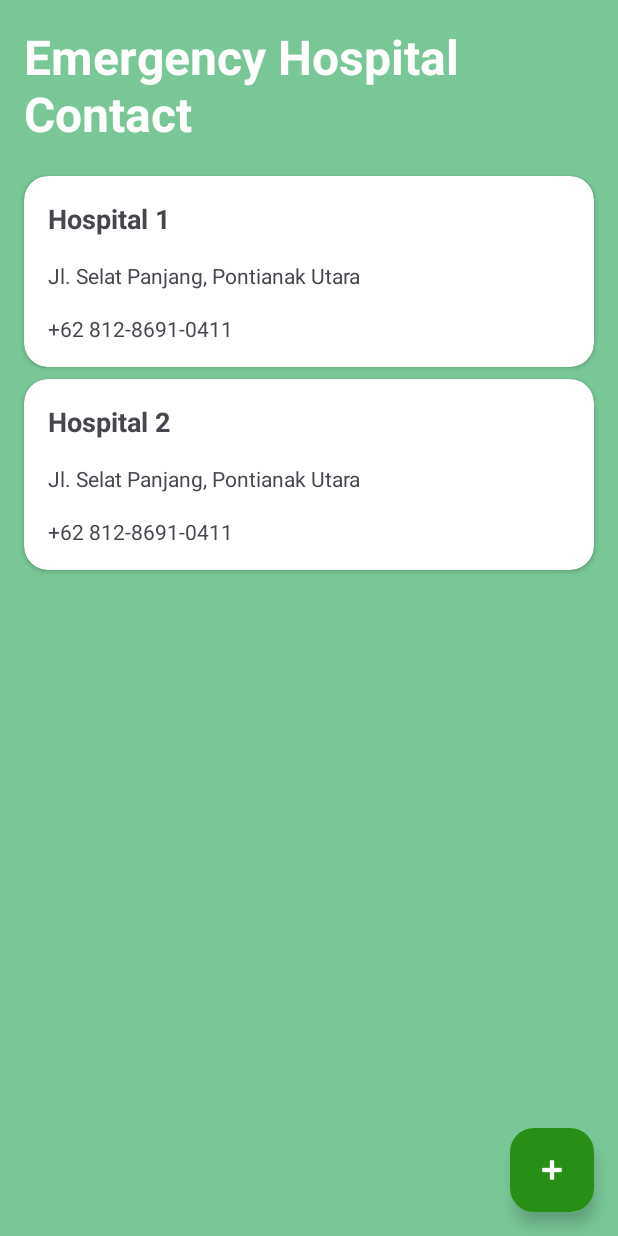
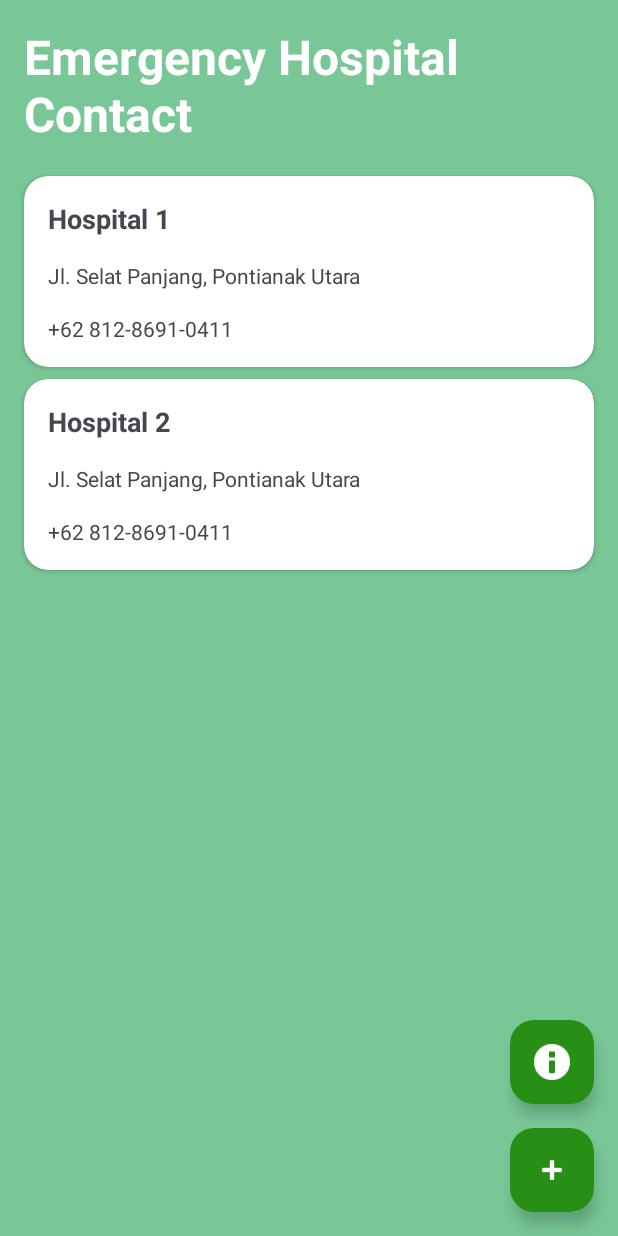
Before and after one commit to mukhlisakb/Medical-Info-App, an Android app: the screen it shows after launch (MainActivity), on a phone screen of 412 x 824 dp. Run offline under Robolectric (Android 15) with nearby library versions, the phone set to English and light mode, and no system bars.

Commit message:
feat: Adding about and Button About

```diff
--- a/app/src/main/AndroidManifest.xml
+++ b/app/src/main/AndroidManifest.xml
@@ -13,6 +13,9 @@
         android:theme="@style/Theme.Medicalinfoapps"
         tools:targetApi="31">
         <activity
+            android:name=".about.AboutActivity"
+            android:exported="false" />
+        <activity
             android:name=".main.MainActivity"
             android:exported="true">
             <intent-filter>
--- a/app/src/main/java/com/example/medicalinfoapps/main/MainFragment.kt
+++ b/app/src/main/java/com/example/medicalinfoapps/main/MainFragment.kt
@@ -10,38 +10,25 @@ import android.view.ViewGroup
 import androidx.core.os.bundleOf
 import androidx.navigation.fragment.findNavController
 import androidx.recyclerview.widget.LinearLayoutManager
-import androidx.recyclerview.widget.RecyclerView
 import com.example.medicalinfoapps.R
+import com.example.medicalinfoapps.about.AboutActivity
 import com.example.medicalinfoapps.common.MedicalInfo
-import com.google.android.material.floatingactionbutton.FloatingActionButton
-
-private const val ARG_PARAM1 = "param1"
-private const val ARG_PARAM2 = "param2"
-
+import com.example.medicalinfoapps.databinding.FragmentMainBinding
 
 class MainFragment : Fragment(), MedicalInfoListener {
-    // TODO: Rename and change types of parameters
-    private var param1: String? = null
-    private var param2: String? = null
 
-    private lateinit var rvMedicalInfo: RecyclerView
-    private lateinit var febAddData: FloatingActionButton
+    private var _binding: FragmentMainBinding? = null
+    private val binding get() = _binding!!
+
     private lateinit var adapter: MedicalInfoAdapter
-
-    override fun onCreate(savedInstanceState: Bundle?) {
-        super.onCreate(savedInstanceState)
-        arguments?.let {
-            param1 = it.getString(ARG_PARAM1)
-            param2 = it.getString(ARG_PARAM2)
-        }
-    }
 
     override fun onCreateView(
         inflater: LayoutInflater, container: ViewGroup?,
         savedInstanceState: Bundle?
     ): View? {
-        // Inflate the layout for this fragment
-        return inflater.inflate(R.layout.fragment_main, container, false)
+        // Inflate the layout using View Binding
+        _binding = FragmentMainBinding.inflate(inflater, container, false)
+        return binding.root
     }
 
     override fun onViewCreated(view: View, savedInstanceState: Bundle?) {
@@ -49,23 +36,24 @@ class MainFragment : Fragment(), MedicalInfoListener {
         initViews()
         initMedicalInfoList()
         getDataFromInputFragment()
-        febAddData?.setOnClickListener {
+
+        binding.febAddData.setOnClickListener {
             val bundle = bundleOf("medicalInfoData" to adapter.currentList.toTypedArray())
             findNavController().navigate(R.id.action_mainFragment_to_inputFragment, bundle)
         }
     }
 
     private fun initViews() {
-        view?.let{
-            rvMedicalInfo = it.findViewById(R.id.rv_medical_info)
-            febAddData = it.findViewById(R.id.feb_add_data)
-            adapter = MedicalInfoAdapter(this)
+        binding.febProfile.setOnClickListener {
+            val intent = Intent(requireContext(), AboutActivity::class.java)
+            startActivity(intent)
         }
+        adapter = MedicalInfoAdapter(this)
     }
 
     private fun initMedicalInfoList() {
-        rvMedicalInfo?.layoutManager = LinearLayoutManager(context)
-        rvMedicalInfo?.adapter = adapter
+        binding.rvMedicalInfo.layoutManager = LinearLayoutManager(context)
+        binding.rvMedicalInfo.adapter = adapter
         adapter.setData(generateDummyData())
     }
 
@@ -79,7 +67,7 @@ class MainFragment : Fragment(), MedicalInfoListener {
     private fun generateDummyData(): List<MedicalInfo> {
         return listOf(
             MedicalInfo(hospitalName = "Hospital 1"),
-            MedicalInfo(hospitalName = "Hospital 2"),
+            MedicalInfo(hospitalName = "Hospital 2")
         )
     }
 
@@ -89,4 +77,8 @@ class MainFragment : Fragment(), MedicalInfoListener {
         startActivity(intent)
     }
 
+    override fun onDestroyView() {
+        super.onDestroyView()
+        _binding = null // To avoid memory leaks
+    }
 }
--- a/app/src/main/res/layout/fragment_main.xml
+++ b/app/src/main/res/layout/fragment_main.xml
@@ -46,4 +46,17 @@
         android:layout_margin="16dp"
         />
 
+    <com.google.android.material.floatingactionbutton.FloatingActionButton
+        android:id="@+id/feb_profile"
+        android:layout_width="wrap_content"
+        android:layout_height="wrap_content"
+        android:backgroundTint="@color/feb_color"
+        android:src="@android:drawable/ic_dialog_info"
+        app:tint="@color/white"
+        app:layout_constraintBottom_toBottomOf="parent"
+        app:layout_constraintBottom_toTopOf="@id/feb_add_data"
+        app:layout_constraintEnd_toEndOf="parent"
+        android:layout_margin="16dp"
+        />
+
 </androidx.constraintlayout.widget.ConstraintLayout>
--- a/app/src/main/res/values/strings.xml
+++ b/app/src/main/res/values/strings.xml
@@ -2,4 +2,10 @@
     <string name="app_name">Medicalinfoapps</string>
     <!-- TODO: Remove or change this placeholder text -->
     <string name="hello_blank_fragment">Hello blank fragment</string>
+    <string name="online">Online</string>
+    <string name="name_mukhlis">Mukhlis Akbar</string>
+    <string name="emaik">mukhlisakb@gmail.com</string>
+    <string name="title_detail">Disusun oleh \nLevel \nTeknologi \nEstimasi \nWebsite \n \nModul </string>
+    <string name="title_about_detail">Contact Person \n  \nTwitter \nInstagram \nLinkedIn \nDicoding </string>
+    <string name="about_detail">\n \n@mukhlisakb \n@amukhlisakb \nhttps://www.linkedin.com/in/mukhlisakb/  \nhttps://www.dicoding.com/users/mukhlisakb </string>
 </resources>
--- a/gradle/libs.versions.toml
+++ b/gradle/libs.versions.toml
@@ -12,6 +12,7 @@ constraintlayout = "2.1.4"
 navigationFragmentKtx = "2.8.2"
 navigationUiKtx = "2.8.2"
 fragment = "1.8.4"
+roundedimageview = "2.3.0"
 
 [libraries]
 androidx-core-ktx = { group = "androidx.core", name = "core-ktx", version.ref = "coreKtx" }
@@ -25,6 +26,7 @@ androidx-constraintlayout = { group = "androidx.constraintlayout", name = "const
 androidx-navigation-fragment-ktx = { group = "androidx.navigation", name = "navigation-fragment-ktx", version.ref = "navigationFragmentKtx" }
 androidx-navigation-ui-ktx = { group = "androidx.navigation", name = "navigation-ui-ktx", version.ref = "navigationUiKtx" }
 androidx-fragment = { group = "androidx.fragment", name = "fragment", version.ref = "fragment" }
+roundedimageview = { module = "com.makeramen:roundedimageview", version.ref = "roundedimageview" }
 
 [plugins]
 android-application = { id = "com.android.application", version.ref = "agp" }
```
Also changed, not shown: app/build.gradle.kts (+6 -1 lines), app/src/main/java/com/example/medicalinfoapps/about/AboutActivity.kt (added, +31 -0 lines), app/src/main/res/layout/activity_about.xml (added, +147 -0 lines), app/src/main/res/drawable/photo.png (added), 1 other file.
